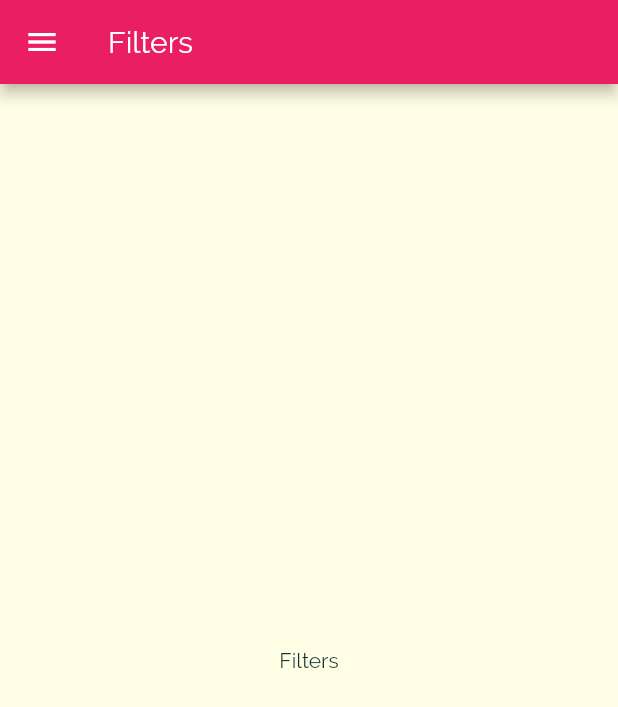
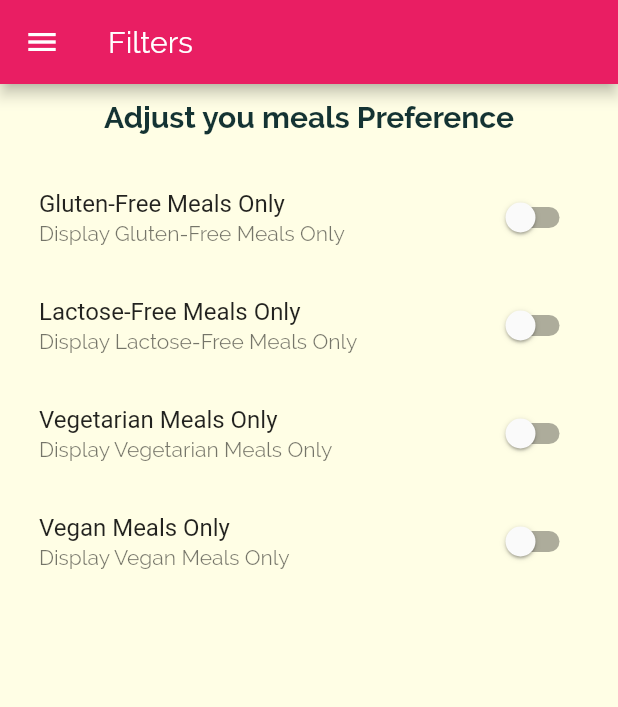
Before and after one commit to sasidharan84/flutter_Deli_Meals, a Flutter app: the FiltersScreen screen opened by its route, on a phone screen of 412 x 824 dp. Shown: the top 707 px of the screen. Run offline on Flutter 3.47's test engine with Material 2 defaults, Android fonts, the phone set to English and light mode, and no system bars.

Commit message:
Update_20200904_01

```diff
--- a/lib/screens/filters_screen.dart
+++ b/lib/screens/filters_screen.dart
@@ -1,8 +1,28 @@
 import 'package:flutter/material.dart';
 import 'package:flutter_Deli_Meals/widgets/main_drawer.dart';
 
-class FiltersScreen extends StatelessWidget {
+class FiltersScreen extends StatefulWidget {
   static const routeName = '/filters';
+
+  @override
+  _FiltersScreenState createState() => _FiltersScreenState();
+}
+
+class _FiltersScreenState extends State<FiltersScreen> {
+  var _glutenFree = false;
+  var _lactoseFree = false;
+  var _veganOnly = false;
+  var _vegetarianOnly = false;
+
+  Widget _buildSwitchTitle(String title, String subTitle, bool currentValue,
+      Function onchangeHandler) {
+    return SwitchListTile(
+      title: Text(title),
+      subtitle: Text(subTitle),
+      value: currentValue,
+      onChanged: onchangeHandler,
+    );
+  }
 
   @override
   Widget build(BuildContext context) {
@@ -12,8 +32,64 @@ class FiltersScreen extends StatelessWidget {
       ),
       drawer: MainDrawer(),
       body: Center(
-        child: Text('Filters'),
-      ),
+          child: Column(
+        children: [
+          Padding(
+            padding: EdgeInsets.all(10),
+            child: Text(
+              'Adjust you meals Preference',
+              style: TextStyle(fontWeight: FontWeight.bold, fontSize: 20),
+            ),
+          ),
+          Container(
+            padding: EdgeInsets.all(10),
+            child: Column(
+              children: [
+                _buildSwitchTitle(
+                  'Gluten-Free Meals Only',
+                  'Display Gluten-Free Meals Only',
+                  _glutenFree,
+                  (newValue) {
+                    setState(() {
+                      _glutenFree = newValue;
+                    });
+                  },
+                ),
+                _buildSwitchTitle(
+                  'Lactose-Free Meals Only',
+                  'Display Lactose-Free Meals Only',
+                  _lactoseFree,
+                  (newValue) {
+                    setState(() {
+                      _lactoseFree = newValue;
+                    });
+                  },
+                ),
+                _buildSwitchTitle(
+                  'Vegetarian Meals Only',
+                  'Display Vegetarian Meals Only',
+                  _vegetarianOnly,
+                  (newValue) {
+                    setState(() {
+                      _vegetarianOnly = newValue;
+                    });
+                  },
+                ),
+                _buildSwitchTitle(
+                  'Vegan Meals Only',
+                  'Display Vegan Meals Only',
+                  _veganOnly,
+                  (newValue) {
+                    setState(() {
+                      _veganOnly = newValue;
+                    });
+                  },
+                ),
+              ],
+            ),
+          )
+        ],
+      )),
     );
   }
 }
```
